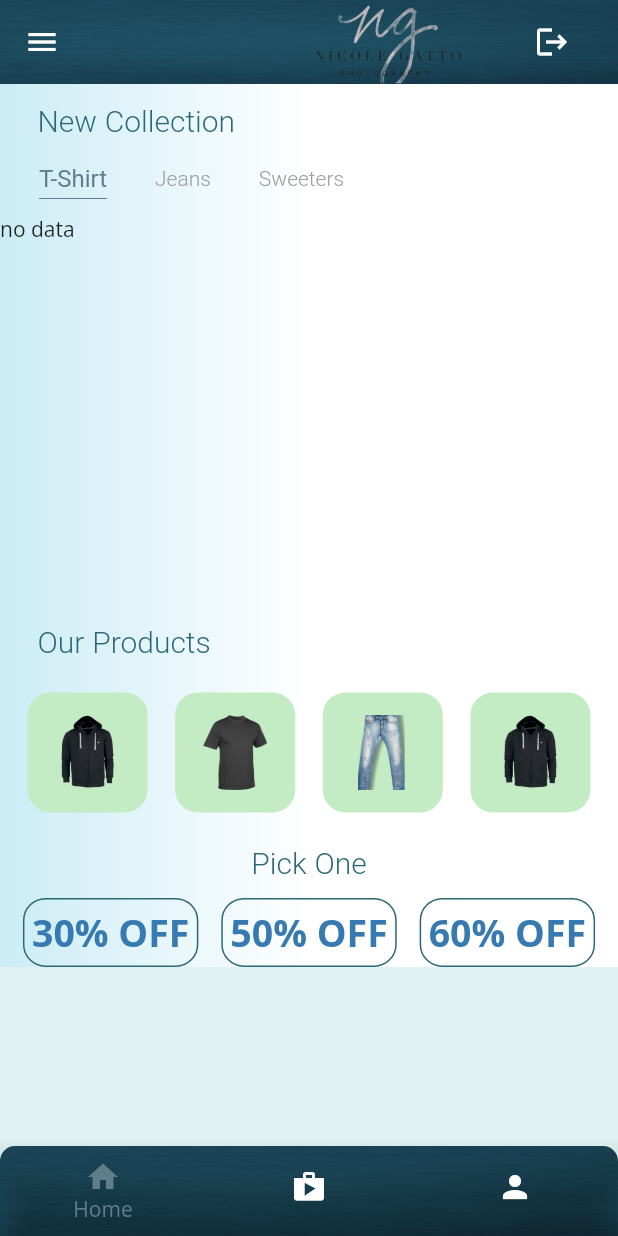
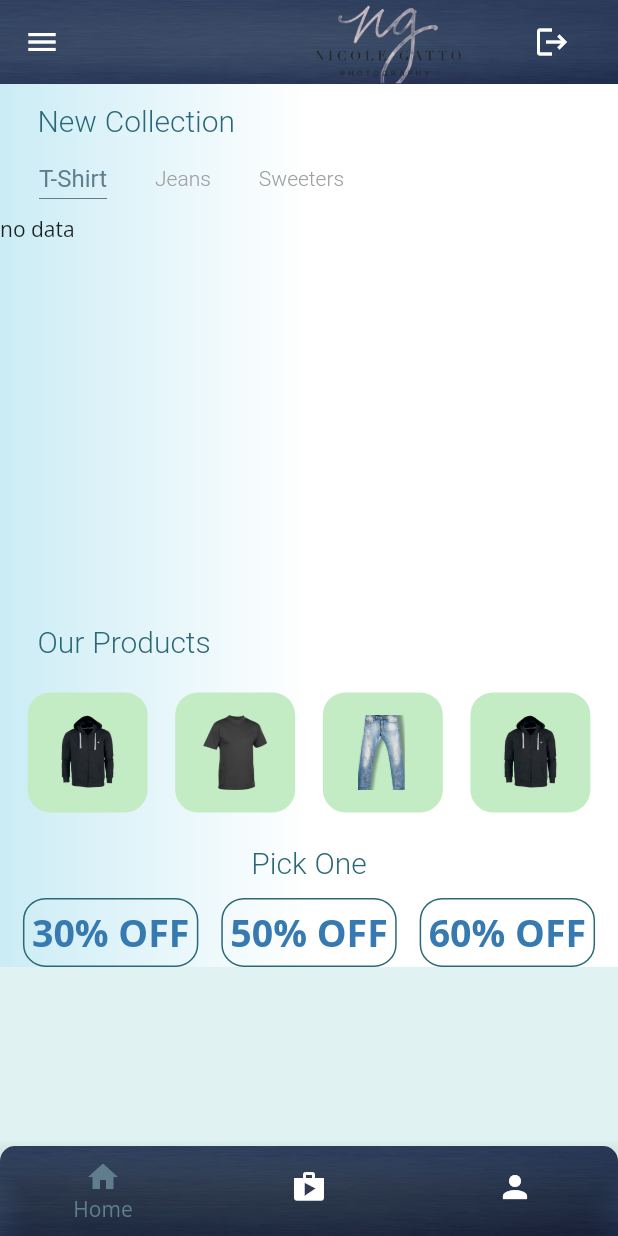
Before and after one commit to anas333/Ecommercial, a Flutter app: the DetailScreen screen opened directly with empty values, after a tap on the "arrow back" icon, on a phone screen of 412 x 824 dp. Run offline on Flutter 3.47's test engine with Material 2 defaults, Android fonts, the light colour scheme and no system bars; our stand-ins replace bloc, cloud_firestore, equatable, firebase_auth, firebase_core, flutter_bloc and 2 more; missing offline and left inert: firebase_auth_platform_interface, flow_builder; accounts and stored records are empty; network calls fail; Roboto replaces fonts that are missing (Raleway-Medium).

Commit message:
Second Commit

```diff
--- a/lib/Details/details.dart
+++ b/lib/Details/details.dart
@@ -59,13 +59,10 @@ class DetailScreen extends StatelessWidget {
                         margin: const EdgeInsets.only(
                           top: 40,
                         ),
-                        child: Hero(
-                          tag: shirts.shirtImg,
-                          child: Image.network(
-                            shirts.shirtImg,
-                            fit: BoxFit.fill,
-                            height: size.height * (0.45),
-                          ),
+                        child: Image.network(
+                          shirts.shirtImg,
+                          fit: BoxFit.fill,
+                          height: size.height * (0.45),
                         ),
                       ),
                     ),
@@ -224,10 +221,6 @@ class DetailScreen extends StatelessWidget {
                           borderRadius: BorderRadius.circular(10),
                           image: const DecorationImage(
                             image: AssetImage('assets/assets/imgs/fabric2.jpg'),
-                            colorFilter: ColorFilter.mode(
-                              Color.fromARGB(255, 42, 104, 119),
-                              BlendMode.multiply,
-                            ),
                             fit: BoxFit.fill,
                           ),
                         ),
@@ -273,10 +266,6 @@ class DetailScreen extends StatelessWidget {
                                         image: AssetImage(
                                           'assets/assets/imgs/fabric2.jpg',
                                         ),
-                                        colorFilter: ColorFilter.mode(
-                                          Color.fromARGB(255, 42, 104, 119),
-                                          BlendMode.multiply,
-                                        ),
                                         fit: BoxFit.fill,
                                       ),
                                     ),
@@ -313,10 +302,6 @@ class DetailScreen extends StatelessWidget {
                                       image: const DecorationImage(
                                         image: AssetImage(
                                           'assets/assets/imgs/fabric2.jpg',
-                                        ),
-                                        colorFilter: ColorFilter.mode(
-                                          Color.fromARGB(255, 42, 104, 119),
-                                          BlendMode.multiply,
                                         ),
                                         fit: BoxFit.fill,
                                       ),
--- a/lib/app/view/app.dart
+++ b/lib/app/view/app.dart
@@ -8,7 +8,7 @@ import 'package:flow_builder/flow_builder.dart';
 import 'package:flutter/material.dart';
 import 'package:flutter_bloc/flutter_bloc.dart';
 
-class App extends StatefulWidget {
+class App extends StatelessWidget {
   const App({
     Key? key,
     required AuthenticationRepository authenticationRepository,
@@ -21,42 +21,26 @@ class App extends StatefulWidget {
   final CloudFirestore _cloudFirestore;
 
   @override
-  State<App> createState() => _AppState();
-}
-
-class _AppState extends State<App> {
-  @override
-  void initState() {
-    super.initState();
-  }
-
-  @override
-  void didChangeDependencies() {
-    super.didChangeDependencies();
-    precacheImage(const AssetImage('assets/assets/imgs/fabric2.jpg'), context);
-  }
-
-  @override
   Widget build(BuildContext context) {
     return MultiRepositoryProvider(
       providers: [
         RepositoryProvider<AuthenticationRepository>.value(
-          value: widget._authenticationRepository,
+          value: _authenticationRepository,
         ),
         RepositoryProvider<CloudFirestore>.value(
-          value: widget._cloudFirestore,
+          value: _cloudFirestore,
         ),
       ],
       child: MultiBlocProvider(
         providers: [
           BlocProvider(
             create: (context) => DatabaseBloc(
-              cloudFirestore: widget._cloudFirestore,
+              cloudFirestore: _cloudFirestore,
             ),
           ),
           BlocProvider(
             create: (context) => AppBloc(
-              authenticationRepository: widget._authenticationRepository,
+              authenticationRepository: _authenticationRepository,
             ),
           ),
         ],
--- a/lib/login/view/login_form.dart
+++ b/lib/login/view/login_form.dart
@@ -105,7 +105,7 @@ class _LoginButton extends StatelessWidget {
                   shape: RoundedRectangleBorder(
                     borderRadius: BorderRadius.circular(30),
                   ),
-                  primary: const Color(0xFFFFD600),
+                  backgroundColor: const Color(0xFFFFD600),
                 ),
                 onPressed: state.status.isValidated
                     ? () => context.read<LoginCubit>().logInWithCredentials()
--- a/lib/nav_pages/view/nav_pages.dart
+++ b/lib/nav_pages/view/nav_pages.dart
@@ -42,10 +42,6 @@ class NavPages extends StatelessWidget {
               decoration: const BoxDecoration(
                 image: DecorationImage(
                   image: AssetImage('assets/assets/imgs/fabric2.jpg'),
-                  colorFilter: ColorFilter.mode(
-                    Color.fromARGB(255, 42, 104, 119),
-                    BlendMode.multiply,
-                  ),
                   fit: BoxFit.fill,
                 ),
               ),
--- a/lib/nav_pages/view/nav_view.dart
+++ b/lib/nav_pages/view/nav_view.dart
@@ -21,10 +21,6 @@ class NavView extends StatelessWidget {
               ),
               image: DecorationImage(
                 image: AssetImage('assets/assets/imgs/fabric2.jpg'),
-                colorFilter: ColorFilter.mode(
-                  Color.fromARGB(255, 42, 104, 119),
-                  BlendMode.multiply,
-                ),
                 fit: BoxFit.fill,
               ),
             ),
--- a/lib/sign_up/view/sign_up_form.dart
+++ b/lib/sign_up/view/sign_up_form.dart
@@ -129,7 +129,7 @@ class _SignUpButton extends StatelessWidget {
                   shape: RoundedRectangleBorder(
                     borderRadius: BorderRadius.circular(30),
                   ),
-                  primary: Colors.orangeAccent,
+                  backgroundColor: Colors.orangeAccent,
                 ),
                 onPressed: state.status.isValidated
                     ? () => context.read<SignUpCubit>().signUpFormSubmitted()
```
Also changed, not shown: lib/home/widgets/myitem.dart (+4 -7 lines), packages/auth_repo/pubspec.yaml (+5 -5 lines), pubspec.yaml (+10 -10 lines), assets/assets/imgs/fabric2.jpg, pubspec.lock, 1 other file.
